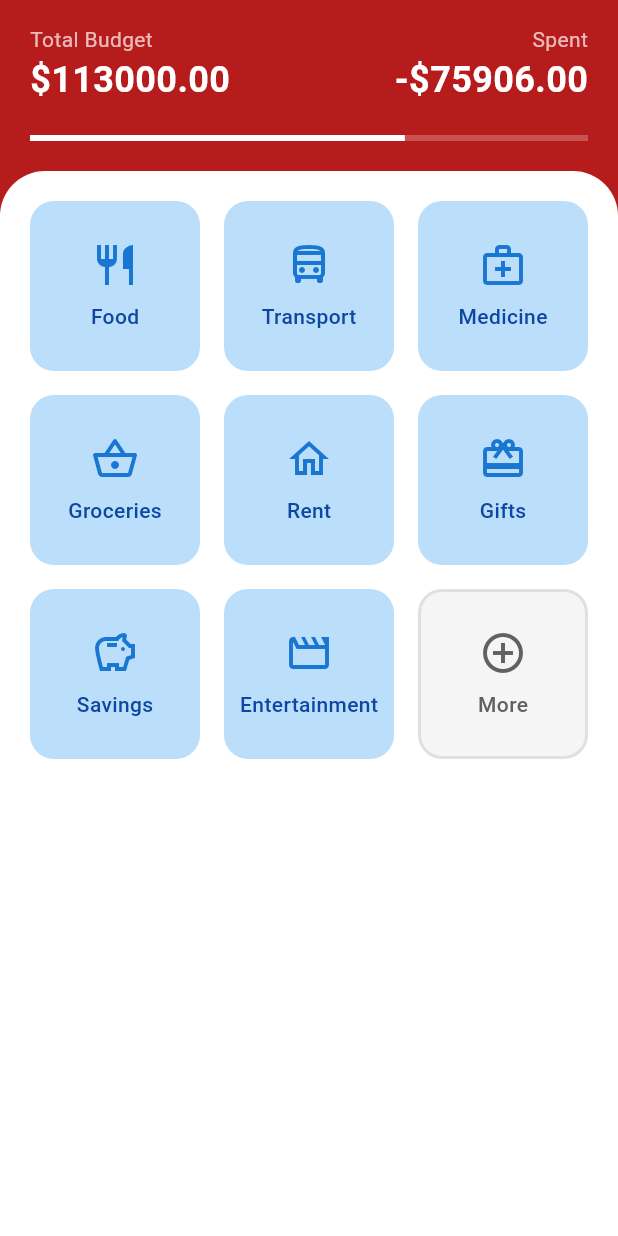
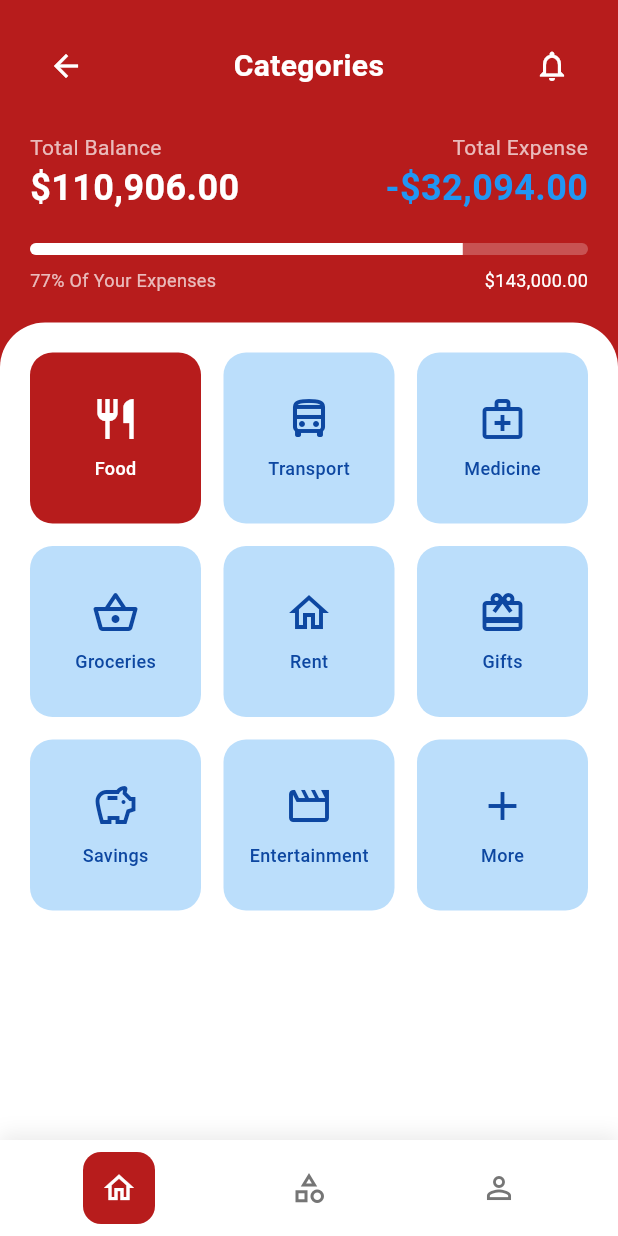
Before and after one commit to mutheejj/metrowealth, a Flutter app: the CategoriesPage screen opened directly, on a phone screen of 412 x 824 dp. Run offline on Flutter 3.47's test engine with Material 3 defaults, Android fonts, the phone set to English and light mode, and no system bars; our stand-ins replace cloud_firestore, firebase_auth, firebase_core; accounts and stored records are empty; generated files the repository leaves out were written again.

Commit message:
added categoties template

```diff
--- a/lib/features/categories/presentation/pages/categories_page.dart
+++ b/lib/features/categories/presentation/pages/categories_page.dart
@@ -1,5 +1,8 @@
 import 'package:flutter/material.dart';
+import 'package:metrowealth/core/constants/app_colors.dart';
 import 'package:metrowealth/features/categories/data/models/category_model.dart';
+import 'package:metrowealth/features/navigation/presentation/pages/main_navigation.dart';
+import 'package:intl/intl.dart';
 
 class CategoriesPage extends StatefulWidget {
   const CategoriesPage({Key? key}) : super(key: key);
@@ -9,82 +12,109 @@ class CategoriesPage extends StatefulWidget {
 }
 
 class _CategoriesPageState extends State<CategoriesPage> {
+  final currencyFormat = NumberFormat.currency(symbol: '\$');
   final List<CategoryModel> _categories = [
     CategoryModel(
       id: '1',
       name: 'Food',
-      icon: 'assets/icons/food.png',
+      icon: 'food',
       budget: 20000.0,
       spent: 7783.0,
     ),
     CategoryModel(
       id: '2',
       name: 'Transport',
-      icon: 'assets/icons/transport.png',
+      icon: 'transport',
       budget: 10000.0,
       spent: 5123.0,
     ),
     CategoryModel(
       id: '3',
       name: 'Medicine',
-      icon: 'assets/icons/medicine.png',
+      icon: 'medicine',
       budget: 5000.0,
-      spent: 2100.0,
+      spent: 2500.0,
     ),
     CategoryModel(
       id: '4',
       name: 'Groceries',
-      icon: 'assets/icons/groceries.png',
+      icon: 'groceries',
       budget: 15000.0,
       spent: 8900.0,
     ),
     CategoryModel(
       id: '5',
       name: 'Rent',
-      icon: 'assets/icons/rent.png',
+      icon: 'rent',
+      budget: 50000.0,
+      spent: 50000.0,
+    ),
+    CategoryModel(
+      id: '6',
+      name: 'Gifts',
+      icon: 'gifts',
+      budget: 5000.0,
+      spent: 2100.0,
+    ),
+    CategoryModel(
+      id: '7',
+      name: 'Savings',
+      icon: 'savings',
       budget: 30000.0,
       spent: 30000.0,
     ),
     CategoryModel(
-      id: '6',
-      name: 'Gifts',
-      icon: 'assets/icons/gifts.png',
-      budget: 5000.0,
-      spent: 2500.0,
-    ),
-    CategoryModel(
-      id: '7',
-      name: 'Savings',
-      icon: 'assets/icons/savings.png',
-      budget: 20000.0,
-      spent: 15000.0,
-    ),
-    CategoryModel(
       id: '8',
       name: 'Entertainment',
-      icon: 'assets/icons/entertainment.png',
+      icon: 'entertainment',
       budget: 8000.0,
       spent: 4500.0,
     ),
   ];
 
-  double get _totalBudget => _categories.fold(0, (sum, cat) => sum + cat.budget);
-  double get _totalSpent => _categories.fold(0, (sum, cat) => sum + cat.spent);
-
   @override
   Widget build(BuildContext context) {
-    return Scaffold(
-      backgroundColor: const Color(0xFFB71C1C),
-      body: Column(
+    final totalSpent = _categories.fold(0.0, (sum, cat) => sum + cat.spent);
+    final totalBudget = _categories.fold(0.0, (sum, cat) => sum + cat.budget);
+    final progress = totalSpent / totalBudget;
+
+    return MainNavigation(
+      child: Scaffold(
+        backgroundColor: AppColors.primary,
+        body: SafeArea(
+          child: Column(
             children: [
-          // Top Section with Total Budget and Spent
-          Container(
-            padding: EdgeInsets.only(
-              top: MediaQuery.of(context).padding.top + 16,
-              left: 20,
-              right: 20,
-              bottom: 20,
+              // Header with back button and notification
+              Padding(
+                padding: const EdgeInsets.all(20.0),
+                child: Row(
+                  children: [
+                    IconButton(
+                      icon: const Icon(Icons.arrow_back, color: Colors.white),
+                      onPressed: () => Navigator.pop(context),
                     ),
+                    const Expanded(
+                      child: Text(
+                        'Categories',
+                        style: TextStyle(
+                          color: Colors.white,
+                          fontSize: 20,
+                          fontWeight: FontWeight.bold,
+                        ),
+                        textAlign: TextAlign.center,
+                      ),
+                    ),
+                    IconButton(
+                      icon: const Icon(Icons.notifications_outlined, color: Colors.white),
+                      onPressed: () {}, // TODO: Handle notifications
+                    ),
+                  ],
+                ),
+              ),
+
+              // Total Balance and Expenses
+              Padding(
+                padding: const EdgeInsets.symmetric(horizontal: 20.0),
                 child: Column(
                   children: [
                     Row(
@@ -94,14 +124,14 @@ class _CategoriesPageState extends State<CategoriesPage> {
                           crossAxisAlignment: CrossAxisAlignment.start,
                           children: [
                             const Text(
-                          'Total Budget',
+                              'Total Balance',
                               style: TextStyle(
                                 color: Colors.white70,
                                 fontSize: 14,
                               ),
                             ),
                             Text(
-                          '\$${_totalBudget.toStringAsFixed(2)}',
+                              currencyFormat.format(totalSpent),
                               style: const TextStyle(
                                 color: Colors.white,
                                 fontSize: 24,
@@ -114,16 +144,16 @@ class _CategoriesPageState extends State<CategoriesPage> {
                           crossAxisAlignment: CrossAxisAlignment.end,
                           children: [
                             const Text(
-                          'Spent',
+                              'Total Expense',
                               style: TextStyle(
                                 color: Colors.white70,
                                 fontSize: 14,
                               ),
                             ),
                             Text(
-                          '-\$${_totalSpent.toStringAsFixed(2)}',
+                              '-${currencyFormat.format(totalBudget - totalSpent)}',
                               style: const TextStyle(
-                            color: Colors.white,
+                                color: Colors.blue,
                                 fontSize: 24,
                                 fontWeight: FontWeight.bold,
                               ),
@@ -133,16 +163,41 @@ class _CategoriesPageState extends State<CategoriesPage> {
                       ],
                     ),
                     const SizedBox(height: 20),
-                LinearProgressIndicator(
-                  value: _totalSpent / _totalBudget,
+                    // Progress bar
+                    ClipRRect(
+                      borderRadius: BorderRadius.circular(10),
+                      child: LinearProgressIndicator(
+                        value: progress,
                         backgroundColor: Colors.white24,
-                  valueColor: AlwaysStoppedAnimation<Color>(
-                    _totalSpent > _totalBudget ? Colors.red : Colors.white,
+                        valueColor: const AlwaysStoppedAnimation<Color>(Colors.white),
+                        minHeight: 8,
+                      ),
+                    ),
+                    const SizedBox(height: 8),
+                    Row(
+                      mainAxisAlignment: MainAxisAlignment.spaceBetween,
+                      children: [
+                        Text(
+                          '${(progress * 100).toInt()}% Of Your Expenses',
+                          style: const TextStyle(
+                            color: Colors.white70,
+                            fontSize: 12,
+                          ),
+                        ),
+                        Text(
+                          currencyFormat.format(totalBudget),
+                          style: const TextStyle(
+                            color: Colors.white,
+                            fontSize: 12,
                           ),
                         ),
                       ],
                     ),
+                  ],
                 ),
+              ),
+
+              const SizedBox(height: 20),
 
               // Categories Grid
               Expanded(
@@ -157,46 +212,56 @@ class _CategoriesPageState extends State<CategoriesPage> {
                   child: GridView.builder(
                     gridDelegate: const SliverGridDelegateWithFixedCrossAxisCount(
                       crossAxisCount: 3,
-                  crossAxisSpacing: 16,
-                  mainAxisSpacing: 16,
+                      childAspectRatio: 1.0,
+                      crossAxisSpacing: 15,
+                      mainAxisSpacing: 15,
                     ),
-                itemCount: _categories.length + 1, // +1 for the "More" button
+                    itemCount: _categories.length + 1, // +1 for "More" button
                     itemBuilder: (context, index) {
                       if (index == _categories.length) {
-                    return _buildAddCategoryButton();
+                        return _buildMoreCard();
                       }
-                  return _buildCategoryItem(_categories[index]);
+                      return _buildCategoryCard(_categories[index]);
                     },
                   ),
                 ),
               ),
             ],
           ),
+        ),
+      ),
     );
   }
 
-  Widget _buildCategoryItem(CategoryModel category) {
-    return GestureDetector(
+  Widget _buildCategoryCard(CategoryModel category) {
+    return InkWell(
       onTap: () => _onCategoryTap(category),
       child: Container(
         decoration: BoxDecoration(
-          color: Colors.blue.shade100,
-          borderRadius: BorderRadius.circular(16),
+          color: category.name == 'Food'
+              ? AppColors.primary
+              : Colors.blue[100],
+          borderRadius: BorderRadius.circular(15),
         ),
         child: Column(
           mainAxisAlignment: MainAxisAlignment.center,
           children: [
             Icon(
-              _getCategoryIcon(category.name),
+              _getIconData(category.icon),
               size: 32,
-              color: Colors.blue.shade700,
+              color: category.name == 'Food'
+                  ? Colors.white
+                  : Colors.blue[900],
             ),
             const SizedBox(height: 8),
             Text(
               category.name,
               style: TextStyle(
-                color: Colors.blue.shade900,
+                fontSize: 12,
                 fontWeight: FontWeight.w500,
+                color: category.name == 'Food'
+                    ? Colors.white
+                    : Colors.blue[900],
               ),
             ),
           ],
@@ -205,32 +270,29 @@ class _CategoriesPageState extends State<CategoriesPage> {
     );
   }
 
-  Widget _buildAddCategoryButton() {
-    return GestureDetector(
+  Widget _buildMoreCard() {
+    return InkWell(
       onTap: _onAddCategory,
       child: Container(
         decoration: BoxDecoration(
-          color: Colors.grey.shade100,
-          borderRadius: BorderRadius.circular(16),
-          border: Border.all(
-            color: Colors.grey.shade300,
-            width: 2,
-          ),
+          color: Colors.blue[100],
+          borderRadius: BorderRadius.circular(15),
         ),
         child: Column(
           mainAxisAlignment: MainAxisAlignment.center,
           children: [
             Icon(
-              Icons.add_circle_outline,
+              Icons.add,
               size: 32,
-              color: Colors.grey.shade700,
+              color: Colors.blue[900],
             ),
             const SizedBox(height: 8),
             Text(
               'More',
               style: TextStyle(
-                color: Colors.grey.shade700,
+                fontSize: 12,
                 fontWeight: FontWeight.w500,
+                color: Colors.blue[900],
               ),
             ),
           ],
@@ -239,8 +301,8 @@ class _CategoriesPageState extends State<CategoriesPage> {
     );
   }
 
-  IconData _getCategoryIcon(String categoryName) {
-    switch (categoryName.toLowerCase()) {
+  IconData _getIconData(String icon) {
+    switch (icon) {
       case 'food':
         return Icons.restaurant_outlined;
       case 'transport':
@@ -263,12 +325,10 @@ class _CategoriesPageState extends State<CategoriesPage> {
   }
 
   void _onCategoryTap(CategoryModel category) {
-    // Navigate to category detail page
-    // You can implement this based on your requirements
+    // TODO: Navigate to category detail page
   }
 
   void _onAddCategory() {
-    // Show dialog to add new category
-    // You can implement this based on your requirements
+    // TODO: Show dialog to add new category
   }
 }
--- a/lib/features/navigation/presentation/pages/main_navigation.dart
+++ b/lib/features/navigation/presentation/pages/main_navigation.dart
@@ -1,6 +1,7 @@
 import 'package:flutter/material.dart';
 import 'package:metrowealth/core/constants/app_colors.dart';
 import 'package:metrowealth/features/home/presentation/pages/home_page.dart';
+import 'package:metrowealth/features/categories/presentation/pages/categories_page.dart';
 import 'package:metrowealth/features/profile/presentation/pages/profile_page.dart';
 // Import other pages
 
@@ -19,21 +20,73 @@ class MainNavigation extends StatefulWidget {
 class _MainNavigationState extends State<MainNavigation> {
   int _selectedIndex = 0;
 
+  void _onItemTapped(int index) {
+    setState(() {
+      _selectedIndex = index;
+    });
+
+    switch (index) {
+      case 0:
+        if (widget.child is! HomePage) {
+          Navigator.pushReplacement(
+            context,
+            MaterialPageRoute(builder: (context) => const HomePage()),
+          );
+        }
+        break;
+      case 1:
+        if (widget.child is! CategoriesPage) {
+          Navigator.pushReplacement(
+            context,
+            MaterialPageRoute(builder: (context) => const CategoriesPage()),
+          );
+        }
+        break;
+      case 2:
+        if (widget.child is! ProfilePage) {
+          Navigator.pushReplacement(
+            context,
+            MaterialPageRoute(builder: (context) => const ProfilePage()),
+          );
+        }
+        break;
+    }
+  }
+
+  @override
+  void initState() {
+    super.initState();
+    // Set initial selected index based on current page
+    if (widget.child is HomePage) {
+      _selectedIndex = 0;
+    } else if (widget.child is CategoriesPage) {
+      _selectedIndex = 1;
+    } else if (widget.child is ProfilePage) {
+      _selectedIndex = 2;
+    }
+  }
+
   @override
   Widget build(BuildContext context) {
     return Scaffold(
       body: widget.child,
       bottomNavigationBar: Container(
-        padding: const EdgeInsets.symmetric(vertical: 12),
-        decoration: const BoxDecoration(
-          color: Color(0xFFF5F5F5),
-          borderRadius: BorderRadius.vertical(
-            top: Radius.circular(30),
+        decoration: BoxDecoration(
+          color: Colors.white,
+          boxShadow: [
+            BoxShadow(
+              color: Colors.grey.withOpacity(0.2),
+              spreadRadius: 1,
+              blurRadius: 10,
+              offset: const Offset(0, -3),
             ),
+          ],
         ),
         child: SafeArea(
+          child: Padding(
+            padding: const EdgeInsets.symmetric(horizontal: 16.0, vertical: 8.0),
             child: Row(
-            mainAxisAlignment: MainAxisAlignment.spaceEvenly,
+              mainAxisAlignment: MainAxisAlignment.spaceAround,
               children: [
                 _buildNavItem(
                   icon: Icons.home_outlined,
@@ -41,52 +94,21 @@ class _MainNavigationState extends State<MainNavigation> {
                   onTap: () => _onItemTapped(0),
                 ),
                 _buildNavItem(
-                icon: Icons.analytics_outlined,
+                  icon: Icons.category_outlined,
                   isSelected: _selectedIndex == 1,
                   onTap: () => _onItemTapped(1),
                 ),
                 _buildNavItem(
-                icon: Icons.sync_alt,
+                  icon: Icons.person_outline,
                   isSelected: _selectedIndex == 2,
                   onTap: () => _onItemTapped(2),
-              ),
-              _buildNavItem(
-                icon: Icons.layers_outlined,
-                isSelected: _selectedIndex == 3,
-                onTap: () => _onItemTapped(3),
-              ),
-              _buildNavItem(
-                icon: Icons.person_outline,
-                isSelected: _selectedIndex == 4,
-                onTap: () => _onItemTapped(4),
                 ),
               ],
             ),
           ),
         ),
-    );
-  }
-
-  void _onItemTapped(int index) {
-    setState(() {
-      _selectedIndex = index;
-      if (index == 4 && widget.child is! ProfilePage) {
-        Navigator.push(
-          context,
-          MaterialPageRoute(
-            builder: (context) => const ProfilePage(),
       ),
     );
-      } else if (index == 0 && widget.child is! HomePage) {
-        Navigator.pushAndRemoveUntil(
-          context,
-          MaterialPageRoute(
-            builder: (context) => const HomePage(),
-          ),
-          (route) => false,
-        );
-      }
-    });
   }
 
   Widget _buildNavItem({
--- a/lib/features/profile/presentation/pages/profile_page.dart
+++ b/lib/features/profile/presentation/pages/profile_page.dart
@@ -145,7 +145,7 @@ class _ProfilePageState extends State<ProfilePage> {
           // Profile Picture and Name
           const CircleAvatar(
             radius: 50,
-            backgroundImage: AssetImage('assets/images/profile.png'),
+            backgroundImage: AssetImage('assets/images/profile.jpeg'),
           ),
           const SizedBox(height: 16),
           Text(
```
Lines whose indentation alone changed are shown as unchanged.
